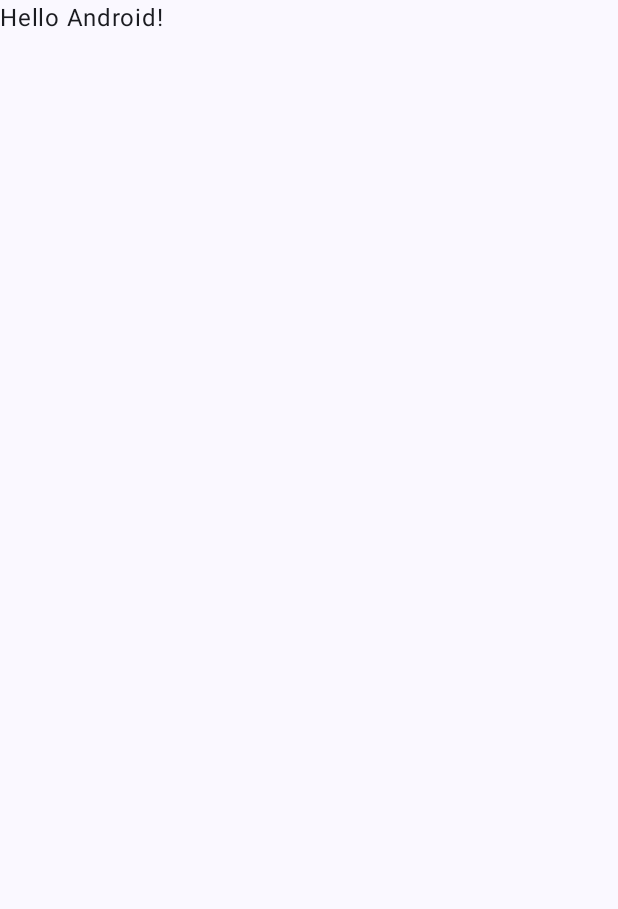
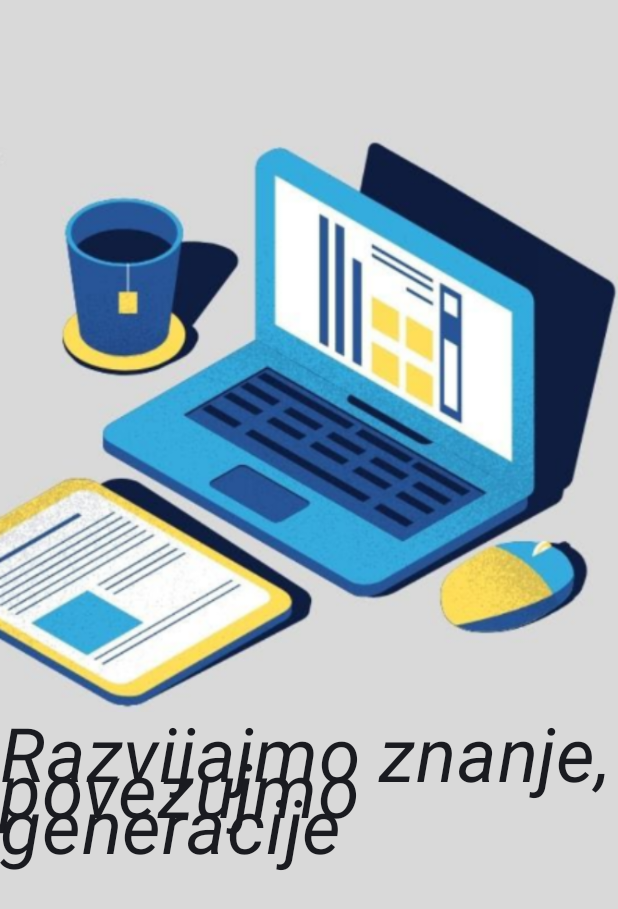
Before and after one commit to Manga071/RMA-TIM2-Projekat, an Android app built with Jetpack Compose: the screen it shows after launch (MainActivity), on a phone screen of 412 x 824 dp. Before the commit the part shown is almost empty. Shown: the top 909 px of the screen. Run offline under Robolectric (Android 15) with nearby library versions, the phone set to English and light mode, and no system bars.

Commit message:
1. Verzija

```diff
--- a/app/src/main/java/com/example/rma_tim2_projekat/MainActivity.kt
+++ b/app/src/main/java/com/example/rma_tim2_projekat/MainActivity.kt
@@ -3,13 +3,26 @@ package com.example.rma_tim2_projekat
 import android.os.Bundle
 import androidx.activity.ComponentActivity
 import androidx.activity.compose.setContent
+import androidx.compose.foundation.Image
+import androidx.compose.foundation.background
+import androidx.compose.foundation.layout.Box
+import androidx.compose.foundation.layout.Column
 import androidx.compose.foundation.layout.fillMaxSize
+import androidx.compose.foundation.layout.fillMaxWidth
+import androidx.compose.foundation.layout.size
 import androidx.compose.material3.MaterialTheme
 import androidx.compose.material3.Surface
 import androidx.compose.material3.Text
 import androidx.compose.runtime.Composable
+import androidx.compose.ui.Alignment
 import androidx.compose.ui.Modifier
+import androidx.compose.ui.graphics.Color
+import androidx.compose.ui.layout.ContentScale
+import androidx.compose.ui.res.painterResource
+import androidx.compose.ui.text.font.FontStyle
 import androidx.compose.ui.tooling.preview.Preview
+import androidx.compose.ui.unit.dp
+import androidx.compose.ui.unit.sp
 import com.example.rma_tim2_projekat.ui.theme.RMATIM2ProjekatTheme
 
 class MainActivity : ComponentActivity() {
@@ -22,7 +35,7 @@ class MainActivity : ComponentActivity() {
                     modifier = Modifier.fillMaxSize(),
                     color = MaterialTheme.colorScheme.background
                 ) {
-                    Greeting("Android")
+                    MainScreen()
                 }
             }
         }
@@ -30,17 +43,25 @@ class MainActivity : ComponentActivity() {
 }
 
 @Composable
-fun Greeting(name: String, modifier: Modifier = Modifier) {
-    Text(
-        text = "Hello $name!",
-        modifier = modifier
-    )
-}
+fun MainScreen() {
+    Box(
+        modifier = Modifier
+            .fillMaxSize()
+            .background(Color(0xffd9d9d9))
+    ) {
+        Column {
+            Image(
+                painterResource(R.drawable.mainscreen),
+                contentDescription = "",
+                contentScale = ContentScale.FillWidth,
+                modifier = Modifier.fillMaxWidth()
+            )
+            Text(text = "Razvijajmo znanje, povezujmo generacije",
+                modifier = Modifier,
+                fontSize = 50.sp,
+                fontStyle = FontStyle.Italic
 
-@Preview(showBackground = true)
-@Composable
-fun GreetingPreview() {
-    RMATIM2ProjekatTheme {
-        Greeting("Android")
+                )
+        }
     }
 }
```
Also changed, not shown: app/src/main/res/drawable/mainscreen.png (added).
